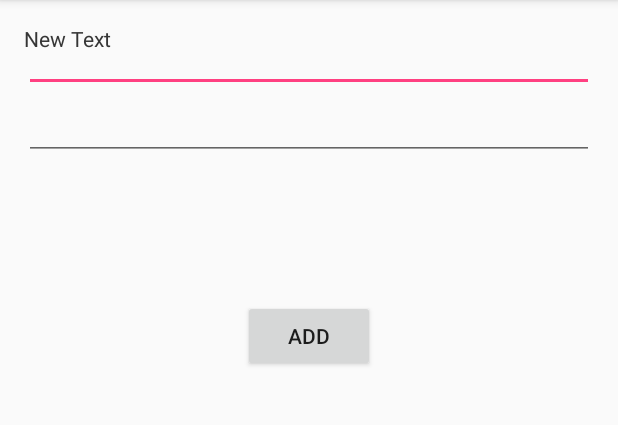
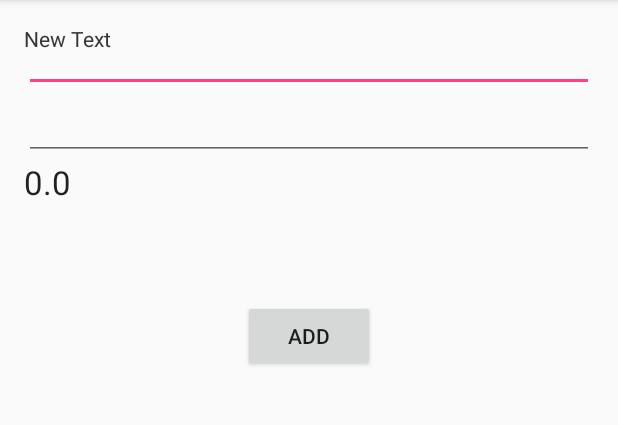
Before and after one commit to gursimar98/addition, an Android app: the screen it shows after launch (MainActivity), after a tap on "ADD", on a phone screen of 412 x 824 dp, the part 84-509 px from its top. Run offline under Robolectric (Android 15) with nearby library versions, the phone set to English and light mode, and no system bars; 2 statements that could not run were skipped.

Commit message:
simple calculator

```diff
--- a/app/src/main/java/com/olalkeith/random/MainActivity.java
+++ b/app/src/main/java/com/olalkeith/random/MainActivity.java
@@ -9,6 +9,7 @@ import android.view.View;
 import android.view.Menu;
 import android.view.MenuItem;
 import android.widget.EditText;
+import android.widget.TextView;
 
 public class MainActivity extends AppCompatActivity {
 
@@ -40,6 +41,11 @@ public class MainActivity extends AppCompatActivity {
             num1 = Double.parseDouble(a1.getText().toString());
             num2 = Double.parseDouble(a2.getText().toString());
 
+            double ans = num1 + num2;
+
+            TextView t = (TextView)findViewById(R.id.TVresult);
+            t.setText("" + ans);
+
         }
 
     }
```
